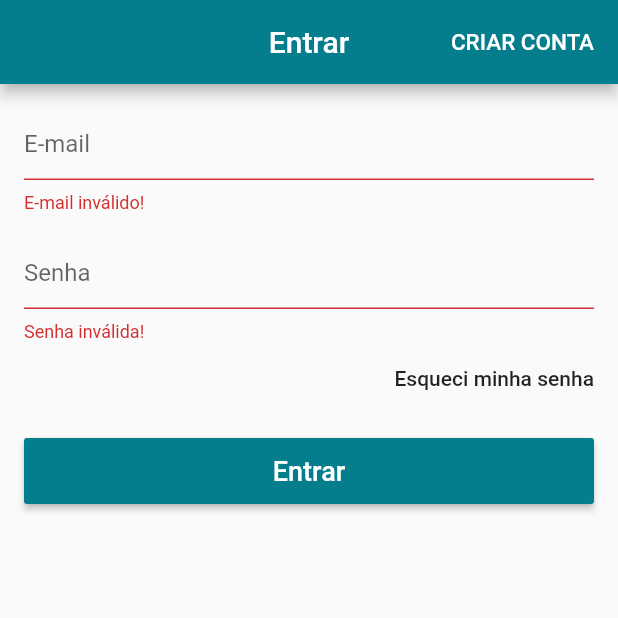
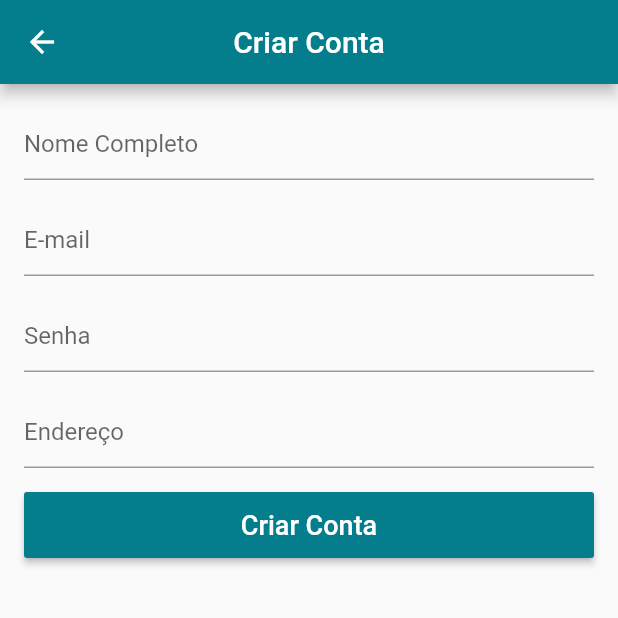
Before and after one commit to DaviFreitas26/loja_virtual, a Flutter app: the LoginScreen screen opened directly, after a tap on "Entrar", after a tap on "CRIAR CONTA", on a phone screen of 412 x 824 dp, the top half of it. Run offline on Flutter 3.47's test engine with Material 2 defaults, Android fonts, the phone set to English and light mode, and no system bars; our stand-ins replace carousel_pro, cloud_firestore, firebase_auth, transparent_image; accounts and stored records are empty; network calls fail.

Commit message:
New Pages

```diff
--- /dev/null
+++ b/lib/datas/cart_product.dart
@@ -0,0 +1,34 @@
+import 'package:cloud_firestore/cloud_firestore.dart';
+import 'package:loja_virtual/datas/product_data.dart';
+
+class CartProduct {
+  String cid;
+
+  String category;
+  String pid;
+
+  int quantity;
+  String size;
+
+  ProductData productData;
+
+  CartProduct();
+
+  CartProduct.fromDocument(DocumentSnapshot document) {
+    cid = document.documentID;
+    category = document.data['category'];
+    pid = document.data['pid'];
+    quantity = document.data['quantity'];
+    size = document.data['size'];
+  }
+
+  Map<String, dynamic> toMap() {
+    return {
+      'category': category,
+      'pid': pid,
+      'quantity': quantity,
+      'size': size,
+      'pproduct': productData.toResumedMap()
+    };
+  }
+}
--- a/lib/main.dart
+++ b/lib/main.dart
@@ -1,22 +1,34 @@
 import 'package:flutter/material.dart';
-import 'package:loja_virtual/screens/login_screen.dart';
+import 'package:loja_virtual/models/cart_model.dart';
+import 'package:scoped_model/scoped_model.dart';
+import 'package:loja_virtual/models/user_model.dart';
+
+//import 'package:loja_virtual/screens/login_screen.dart';
+//import 'package:loja_virtual/screens/signup_screen.dart';
 
 import 'screens/home_screen.dart';
 
 void main() => runApp(MyApp());
 
 class MyApp extends StatelessWidget {
-
   @override
   Widget build(BuildContext context) {
-    return MaterialApp(
-      title: "Flutter's Clothing",
-      theme: ThemeData(
-        primarySwatch: Colors.blue,
-        primaryColor: Color.fromARGB(255, 4, 125, 141)
-      ),
-      debugShowCheckedModeBanner: false,
-      home: LoginScreen() // HomeScreen()
-    );
+    return ScopedModel<UserModel>(
+        model: UserModel(),
+        child: ScopedModelDescendant<UserModel>(
+          builder: (context, child, model) {
+            return ScopedModel<CartModel>(
+              model: CartModel(model),
+              child: MaterialApp(
+                  title: "Flutter's Clothing",
+                  theme: ThemeData(
+                      primarySwatch: Colors.blue,
+                      primaryColor: Color.fromARGB(255, 4, 125, 141)),
+                  debugShowCheckedModeBanner: false,
+                  home: HomeScreen() // HomeScreen()
+                  ),
+            );
+          },
+        ));
   }
 }
--- a/lib/screens/login_screen.dart
+++ b/lib/screens/login_screen.dart
@@ -1,13 +1,24 @@
 import 'package:flutter/material.dart';
+import 'package:loja_virtual/screens/signup_screen.dart';
+import 'package:scoped_model/scoped_model.dart';
+import 'package:loja_virtual/models/user_model.dart';
 
-class LoginScreen extends StatelessWidget {
+class LoginScreen extends StatefulWidget {
+  @override
+  _LoginScreenState createState() => _LoginScreenState();
+}
+
+class _LoginScreenState extends State<LoginScreen> {
+  final _emailController = TextEditingController();
+  final _passController = TextEditingController();
 
   final _formKey = GlobalKey<FormState>();
-
+  final _scaffoldKey = GlobalKey<ScaffoldState>();
 
   @override
   Widget build(BuildContext context) {
     return Scaffold(
+        key: _scaffoldKey,
         appBar:
             AppBar(title: Text("Entrar"), centerTitle: true, actions: <Widget>[
           FlatButton(
@@ -16,48 +27,96 @@ class LoginScreen extends StatelessWidget {
               style: TextStyle(fontSize: 15.0),
             ),
             textColor: Colors.white,
-            onPressed: () {},
+            onPressed: () {
+              Navigator.of(context).pushReplacement(
+                  MaterialPageRoute(builder: (context) => SignUpScreen()));
+            },
           )
         ]),
-        body: Form(
+        body:
+            ScopedModelDescendant<UserModel>(builder: (context, child, model) {
+          if (model.isLoading)
+            return Center(
+              child: CircularProgressIndicator(),
+            );
+
+          return Form(
             key: _formKey,
             child: ListView(padding: EdgeInsets.all(16.0), children: <Widget>[
               TextFormField(
+                controller: _emailController,
                 decoration: InputDecoration(hintText: 'E-mail'),
                 keyboardType: TextInputType.emailAddress,
-              validator: (text){
-                if(text.isEmpty || !text.contains("@")) return "E-mail inválido!";
-
+                // ignore: missing_return
+                validator: (text) {
+                  if (text.isEmpty || !text.contains("@"))
+                    return "E-mail inválido!";
                 },
               ),
               SizedBox(height: 16.0),
               TextFormField(
+                controller: _passController,
                 decoration: InputDecoration(hintText: 'Senha'),
                 obscureText: true,
-              validator: (text){
-                if(text.isEmpty || text.length < 6) return "Senha inválida!";
+                // ignore: missing_return
+                validator: (text) {
+                  if (text.isEmpty || text.length < 6) return "Senha inválida!";
                 },
               ),
-            Align(alignment: Alignment.centerRight,child: FlatButton(
-              onPressed: (){}, child: Text('Esqueci minha senha', textAlign: TextAlign.right), padding: EdgeInsets.zero, )
-              ),
+              Align(
+                  alignment: Alignment.centerRight,
+                  child: FlatButton(
+                    onPressed: () {
+                      if (_emailController.text.isEmpty)
+                        _scaffoldKey.currentState.showSnackBar(SnackBar(
+                          content: Text('Insira seu e-mail para recuperação!'),
+                          backgroundColor: Colors.redAccent,
+                          duration: Duration(seconds: 2),
+                        ));
+                      else {
+                        model.recoveryPass(_emailController.text);
+                        _scaffoldKey.currentState.showSnackBar(SnackBar(
+                          content: Text('Confira seu e-mail!'),
+                          backgroundColor: Theme.of(context).primaryColor,
+                          duration: Duration(seconds: 2),
+                        ));
+                      }
+                    },
+                    child:
+                        Text('Esqueci minha senha', textAlign: TextAlign.right),
+                    padding: EdgeInsets.zero,
+                  )),
               SizedBox(height: 16.0),
               SizedBox(
                   height: 44.0,
                   child: RaisedButton(
-                child: Text('Entrar',
-                style: TextStyle(
-                  fontSize: 18.0)),
+                    child: Text('Entrar', style: TextStyle(fontSize: 18.0)),
                     textColor: Colors.white,
                     color: Theme.of(context).primaryColor,
-                  onPressed: (){
-                    if(_formKey.currentState.validate()){
+                    onPressed: () {
+                      if (_formKey.currentState.validate()) {}
 
+                      model.signIn(
+                          email: _emailController.text,
+                          pass: _passController.text,
+                          onSuccess: _onSuccess,
+                          onFail: _onFail);
+                    },
+                  ))
+            ]),
+          );
+        }));
   }
-                  },
-                  )
-              )
-          ]),
+
+  void _onSuccess() {
+    Navigator.of(context).pop();
+  }
+
+  void _onFail() {
+    _scaffoldKey.currentState.showSnackBar(SnackBar(
+      content: Text('Falha ao entrar!'),
+      backgroundColor: Colors.redAccent,
+      duration: Duration(seconds: 2),
     ));
   }
 }
--- /dev/null
+++ b/lib/screens/signup_screen.dart
@@ -0,0 +1,123 @@
+import 'package:flutter/material.dart';
+import 'package:loja_virtual/models/user_model.dart';
+import 'package:scoped_model/scoped_model.dart';
+
+class SignUpScreen extends StatefulWidget {
+  @override
+  _SignUpScreenState createState() => _SignUpScreenState();
+}
+
+class _SignUpScreenState extends State<SignUpScreen> {
+  final _nameController = TextEditingController();
+  final _emailController = TextEditingController();
+  final _passController = TextEditingController();
+  final _addressController = TextEditingController();
+
+  final _formKey = GlobalKey<FormState>();
+  final _scaffoldKey = GlobalKey<ScaffoldState>();
+
+  @override
+  Widget build(BuildContext context) {
+    return Scaffold(
+        key: _scaffoldKey,
+        appBar: AppBar(
+          title: Text("Criar Conta"),
+          centerTitle: true,
+        ),
+        body:
+            ScopedModelDescendant<UserModel>(builder: (context, child, model) {
+          if (model.isLoading)
+            return Center(
+              child: CircularProgressIndicator(),
+            );
+
+          return Form(
+            key: _formKey,
+            child: ListView(padding: EdgeInsets.all(16.0), children: <Widget>[
+              TextFormField(
+                controller: _nameController,
+                decoration: InputDecoration(hintText: 'Nome Completo'),
+                // ignore: missing_return
+                validator: (text) {
+                  // ignore: missing_return
+                  if (text.isEmpty) return "Nome inválido!";
+                },
+              ),
+              SizedBox(height: 16.0),
+              TextFormField(
+                controller: _emailController,
+                decoration: InputDecoration(hintText: 'E-mail'),
+                keyboardType: TextInputType.emailAddress,
+                // ignore: missing_return
+                validator: (text) {
+                  if (text.isEmpty || !text.contains("@"))
+                    return "E-mail inválido!";
+                },
+              ),
+              SizedBox(height: 16.0),
+              TextFormField(
+                controller: _passController,
+                decoration: InputDecoration(hintText: 'Senha'),
+                obscureText: true,
+                // ignore: missing_return
+                validator: (text) {
+                  if (text.isEmpty || text.length < 6) return "Senha inválida!";
+                },
+              ),
+              SizedBox(height: 16.0),
+              TextFormField(
+                controller: _addressController,
+                decoration: InputDecoration(hintText: 'Endereço'),
+                // ignore: missing_return
+                validator: (text) {
+                  if (text.isEmpty) return "Endereço inválido!";
+                },
+              ),
+              SizedBox(height: 16.0),
+              SizedBox(
+                  height: 44.0,
+                  child: RaisedButton(
+                    child:
+                        Text('Criar Conta', style: TextStyle(fontSize: 18.0)),
+                    textColor: Colors.white,
+                    color: Theme.of(context).primaryColor,
+                    onPressed: () {
+                      if (_formKey.currentState.validate()) {
+                        Map<String, dynamic> userData = {
+                          'name': _nameController.text,
+                          'email': _emailController.text,
+                          'address': _addressController.text
+                        };
+
+                        model.signUp(
+                            userData: userData,
+                            pass: _passController.text,
+                            onSuccess: _onSuccess,
+                            onFail: _onFail);
+                      }
+                    },
+                  ))
+            ]),
+          );
+        }));
+  }
+
+  void _onSuccess() {
+    _scaffoldKey.currentState.showSnackBar(SnackBar(
+      content: Text('Usuário criado com sucesso!'),
+      backgroundColor: Theme.of(context).primaryColor,
+      duration: Duration(seconds: 2),
+    ));
+    Future.delayed(Duration(seconds: 2)).then((_) {
+      Navigator.of(context).pop();
+    });
+  }
+
+  void _onFail() {
+    _scaffoldKey.currentState.showSnackBar(SnackBar(
+      content: Text('Falha ao criar usuário!'),
+      backgroundColor: Colors.redAccent,
+      duration: Duration(seconds: 2),
+    ));
+  }
+}
```
Also changed, not shown: lib/datas/product_data.dart (+6 -2 lines), lib/models/cart_model.dart (added, +44 -0 lines), lib/models/user_model.dart (added, +110 -0 lines), lib/screens/category_screen.dart (+4 -4 lines), lib/screens/product_screen.dart (+25 -4 lines), lib/widgets/custom_drawer.dart (+20 -6 lines). Lines whose indentation alone changed are shown as unchanged.
